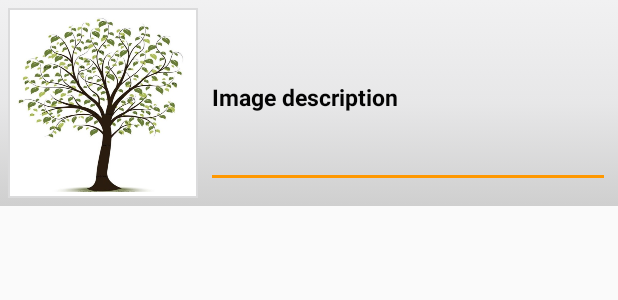
After one commit to ingamontclair/TreeLog, an Android app: the layout show_pic_row.xml on its own in the app's theme, with its tools: preview values and no code run, on a phone screen of 412 x 824 dp. The commit adds this screen. Shown: the top 300 px of the screen. Run offline under Robolectric (Android 15) with nearby library versions, the light colour scheme and no system bars.

Commit message:
1.History Id is not generated yet, So I am just adding multiple Images to Firebase Storage. 2. I Have storage url of each image stored in storage. 3. Trying to add all url into one list. 4. Once we add custom dialog  to add extra pics of tree ,after saving /updating tree history, We can able to save TreeImage Object to database . 5. Instead saving directly list, I am thinking to store one image and its corresponding description to  TreeImage object in database.all are having same history id for that particular session.

```diff
--- a/app/build.gradle
+++ b/app/build.gradle
@@ -41,4 +41,5 @@ dependencies {
 }
 
 
+
 apply plugin: 'com.google.gms.google-services'
--- a/app/src/main/AndroidManifest.xml
+++ b/app/src/main/AndroidManifest.xml
@@ -77,7 +77,8 @@
         <activity android:name=".EditTree" />
         <activity android:name=".AddEvent" />
         <activity android:name=".TreeListFiltered" />
-        <activity android:name=".ShowHistory"></activity>
+        <activity android:name=".ShowHistory" />
+        <activity android:name=".ShowTreeImages"></activity>
     </application>
 
 </manifest>
--- /dev/null
+++ b/app/src/main/res/layout/show_pic_row.xml
@@ -0,0 +1,45 @@
+<?xml version="1.0" encoding="utf-8"?>
+<RelativeLayout xmlns:android="http://schemas.android.com/apk/res/android"
+    android:orientation="horizontal"
+    android:layout_width="fill_parent"
+    android:layout_height="wrap_content"
+    android:background="@drawable/list_selector"
+    android:padding="5dip">
+
+    <TextView
+        android:layout_width="match_parent"
+        android:layout_height="wrap_content"
+        android:id="@+id/tree_name"/>
+    <!--  ListRow Left side Thumbnail image -->
+    <LinearLayout android:id="@+id/thumbnail"
+        android:layout_width="wrap_content"
+        android:layout_height="wrap_content"
+        android:padding="3dip"
+        android:layout_alignParentLeft="true"
+        android:background="@drawable/image_bg"
+        android:layout_marginRight="5dip">
+
+        <ImageView
+            android:id="@+id/list_image"
+            android:layout_width="120dip"
+            android:layout_height="120dip"
+            android:src="@drawable/tree"/>
+
+    </LinearLayout>
+
+    <!-- Tree Name-->
+    <EditText
+        android:id="@+id/edit_imageDescription"
+        android:layout_width="match_parent"
+        android:layout_height="120dp"
+        android:layout_alignTop="@+id/thumbnail"
+        android:layout_toRightOf="@+id/thumbnail"
+        android:text="Image description"
+        android:textColor="#040404"
+        android:typeface="sans"
+        android:textSize="15dip"
+        android:textStyle="bold"/>
+
+
+
+</RelativeLayout>
```
Also changed, not shown: app/src/main/java/com/montclair/puma/treelog/ShowTreeImages.java (added, +101 -0 lines), app/src/main/java/com/montclair/puma/treelog/TreeHistory.java (+13 -0 lines), app/src/main/java/com/montclair/puma/treelog/utils/CustomizedListAdapter.java (+9 -0 lines), app/src/main/java/com/montclair/puma/treelog/utils/CustomizedTreeImagesListAdapter.java (added, +74 -0 lines), app/src/main/res/layout/activity_show_tree_images.xml (added, +18 -0 lines).
